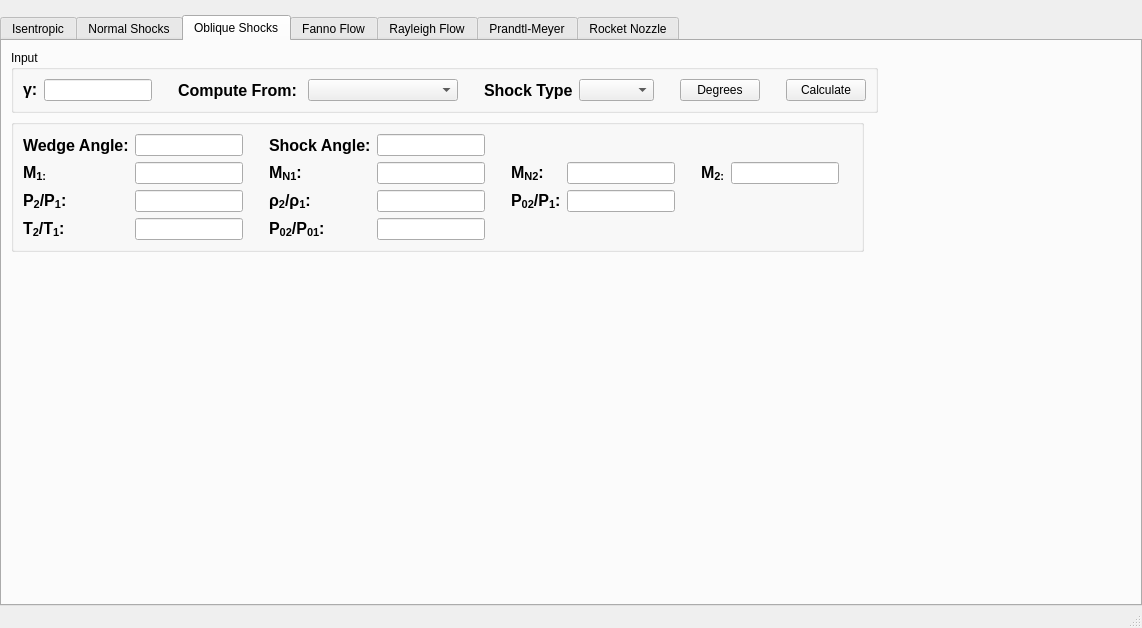
This is Resources/calculator.ui in Rigel09/CompAero as Qt 5 draws it before an edit. The edited form follows.
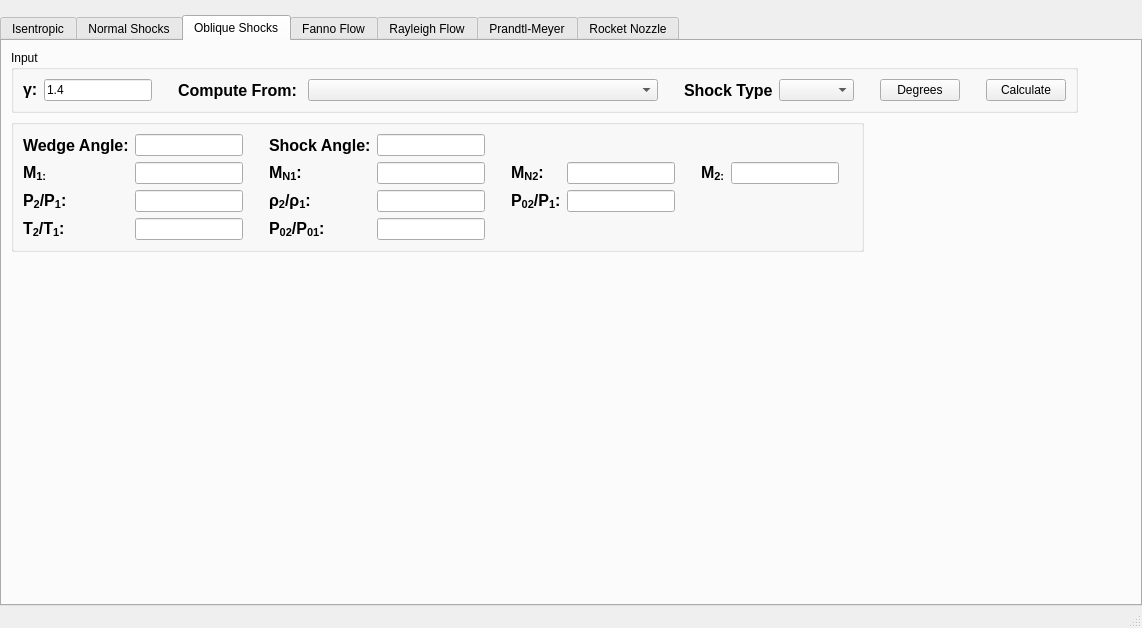
This is the edited form. The open tabs and pages were chosen to show the change.

Commit message: Oblique Shocks now work

```diff
--- a/Resources/calculator.ui
+++ b/Resources/calculator.ui
@@ -937,7 +937,11 @@
               </widget>
              </item>
              <item>
-              <widget class="QLineEdit" name="obliqueShockGammaEntry"/>
+              <widget class="QLineEdit" name="obliqueShockGammaEntry">
+               <property name="text">
+                <string>1.4</string>
+               </property>
+              </widget>
              </item>
              <item>
               <spacer name="horizontalSpacer_13">
@@ -979,7 +983,7 @@
               <widget class="QComboBox" name="obliqueShockOptionCombo">
                <property name="minimumSize">
                 <size>
-                 <width>150</width>
+                 <width>350</width>
                  <height>0</height>
                 </size>
                </property>
@@ -1190,7 +1194,7 @@
               </widget>
              </item>
              <item row="2" column="4">
-              <widget class="QLineEdit" name="obliqueShockM1Edit"/>
+              <widget class="QLineEdit" name="obliqueShockMn1Edit"/>
              </item>
              <item row="3" column="1">
               <widget class="QLineEdit" name="obliqueShockP2P1Edit"/>
@@ -1240,7 +1244,7 @@
               </widget>
              </item>
              <item row="2" column="1">
-              <widget class="QLineEdit" name="obliqueShockMn1Edit"/>
+              <widget class="QLineEdit" name="obliqueShockM1Edit"/>
              </item>
              <item row="3" column="8">
               <spacer name="horizontalSpacer_26">
```
Left out of the diff: 35 changed lines with no effect on the pictures. The commit also changes 4 other files.
